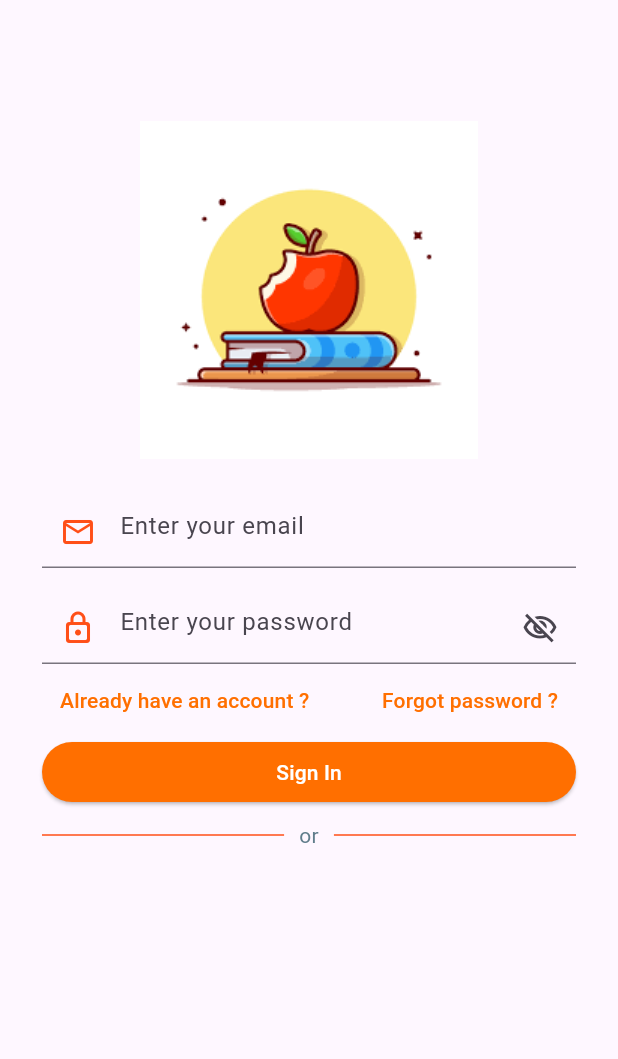
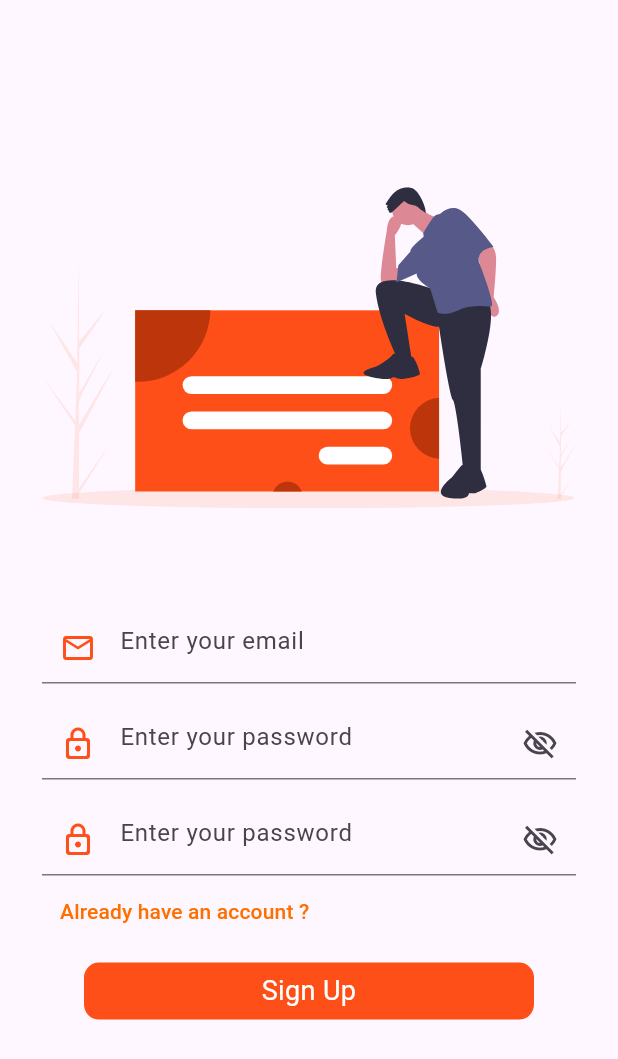
Before and after one commit to AkifhanIlgaz/oxford-vocabulary-app, a Flutter app: the screen it shows after launch, after a tap on "Sign Up", on a phone screen of 412 x 824 dp. Shown: the top 1059 px of the screen. Run offline on Flutter 3.47's test engine with Material 3 defaults, Android fonts, the phone set to English and light mode, and no system bars; our stand-ins replace email_validator, firebase_auth, firebase_core, flutter_svg, google_sign_in; accounts and stored records are empty; generated files the repository leaves out were written again; Roboto replaces fonts that are missing (Montserrat).

Commit message:
update sign up page

```diff
--- a/lib/screens/signup.dart
+++ b/lib/screens/signup.dart
@@ -1,10 +1,11 @@
 import 'package:firebase_auth/firebase_auth.dart';
 import 'package:flutter/material.dart';
+import 'package:flutter_svg/svg.dart';
+import 'package:oxford_vocabulary_app/configs/configs.dart';
 import 'package:oxford_vocabulary_app/main.dart';
-import 'package:oxford_vocabulary_app/widgets/auth/buttons/submit.dart';
 import 'package:oxford_vocabulary_app/widgets/auth/input/email.dart';
 import 'package:oxford_vocabulary_app/widgets/auth/input/password.dart';
-import 'package:oxford_vocabulary_app/widgets/horizontal_line_with_text.dart';
+import 'package:oxford_vocabulary_app/widgets/circular_button_without_splash.dart';
 import 'package:oxford_vocabulary_app/widgets/snackbar.dart';
 
 class SignupScreen extends StatefulWidget {
@@ -76,11 +77,14 @@ class _SignupScreenState extends State<SignupScreen> {
               children: [
                 SizedBox(
                   width: size.width,
-                  height: size.height / 3,
-                  child: Image.asset("assets/images/apple_with_book.png"),
+                  child: SvgPicture.asset("assets/vectors/signUp.svg"),
                 ),
                 AuthEmailInput(
                   onSaved: onEmailSaved,
+                ),
+                _gap(),
+                AuthPasswordInput(
+                  onSaved: onPasswordSaved,
                 ),
                 _gap(),
                 AuthPasswordInput(
@@ -98,27 +102,15 @@ class _SignupScreenState extends State<SignupScreen> {
                             ),
                       ),
                     ),
-                    TextButton(
-                      onPressed: () {},
-                      child: Text(
-                        "Forgot password ?",
-                        style: Theme.of(context).textTheme.labelLarge?.copyWith(
-                              color: ProjectColors.mainColor,
-                            ),
-                      ),
-                    )
                   ],
                 ),
-                SizedBox(
-                  width: MediaQuery.of(context).size.width,
-                  child: AuthSubmitButton(text: "Sign In", onSubmit: onSubmit),
-                ),
-                SizedBox(
-                  width: MediaQuery.of(context).size.width,
-                  child: const HorizontalLineWithText(
-                    title: "or",
-                  ),
-                ),
+                CircularButtonWithoutSplash(
+                  buttonText: "Sign Up",
+                  topMargin: 10,
+                  filled: true,
+                  fillColorInHex: kPrimaryColor,
+                  onTap: () {},
+                )
               ],
             ),
           ),
--- a/lib/widgets/auth/input/email.dart
+++ b/lib/widgets/auth/input/email.dart
@@ -19,7 +19,9 @@ class _AuthEmailInputState extends State<AuthEmailInput> {
   Widget build(BuildContext context) {
     return TextFormField(
       decoration: const InputDecoration(
-        prefixIcon: Icon(Icons.email_outlined),
+        prefixIcon: Icon(
+          Icons.email_outlined,
+        ),
         hintText: "Enter your email",
         prefixIconColor: Color(kPrimaryColor),
       ),
--- a/lib/widgets/circular_button_without_splash.dart
+++ b/lib/widgets/circular_button_without_splash.dart
@@ -29,7 +29,7 @@ class CircularButtonWithoutSplash extends StatelessWidget {
           bottom: 10.0,
         ),
         decoration: BoxDecoration(
-            color: (filled) ? Color(fillColorInHex).withOpacity(.9) : null,
+            color: (filled) ? Color(fillColorInHex) : null,
             borderRadius: BorderRadius.circular(10.0),
             border: Border.all(
               style: BorderStyle.solid,
```
Also changed, not shown: assets/vectors/signUp.svg (added).
